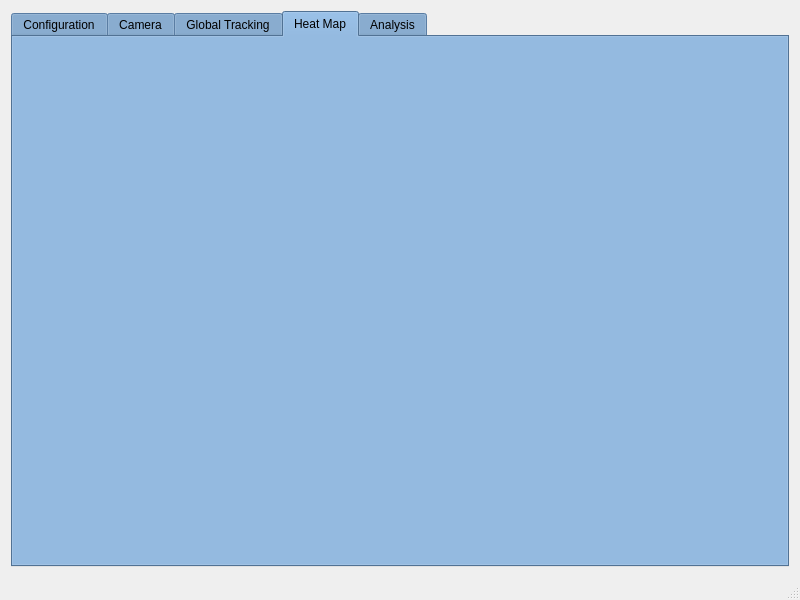
The window that server_gui/mainwindow.ui (dilin993/MultiCameraPeopleTrackingSystem1-0-UDP) describes before a commit, drawn with Qt 5.
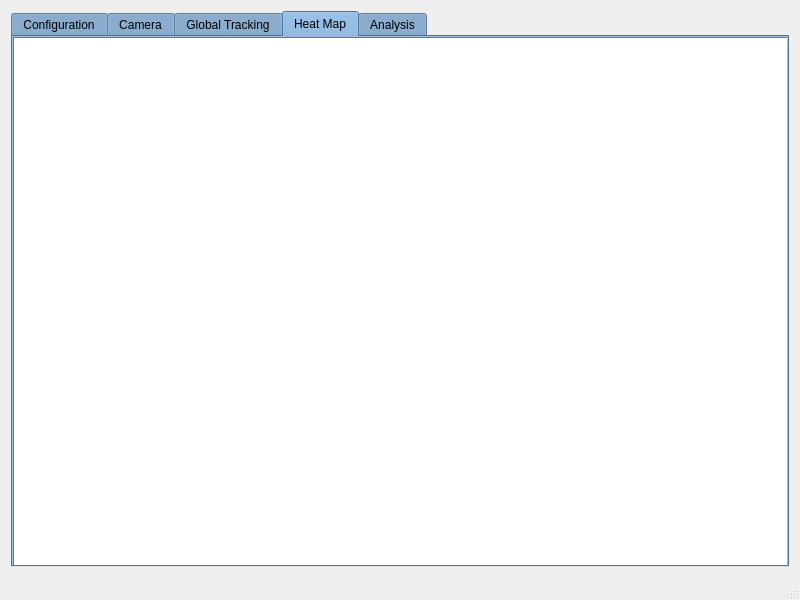
The same window after the commit. The open tabs and pages were chosen to show the change. Icons and pictures are not drawn.

Diff of the .ui file:
```diff
--- a/server_gui/mainwindow.ui
+++ b/server_gui/mainwindow.ui
@@ -1062,6 +1062,16 @@
        <attribute name="title">
         <string>Heat Map</string>
        </attribute>
+       <widget class="QGraphicsView" name="heatmap_view">
+        <property name="geometry">
+         <rect>
+          <x>0</x>
+          <y>0</y>
+          <width>781</width>
+          <height>531</height>
+         </rect>
+        </property>
+       </widget>
       </widget>
       <widget class="QWidget" name="tab_5">
        <attribute name="icon">
```
Left out of the diff: 13 changed lines with no effect on the pictures.
